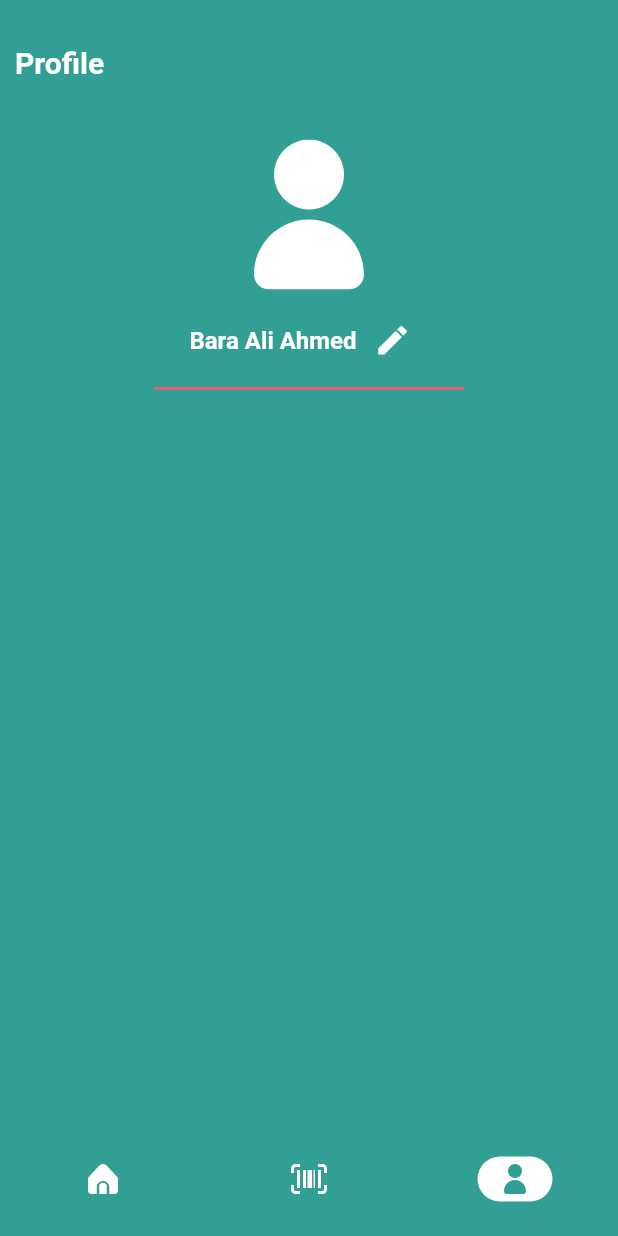
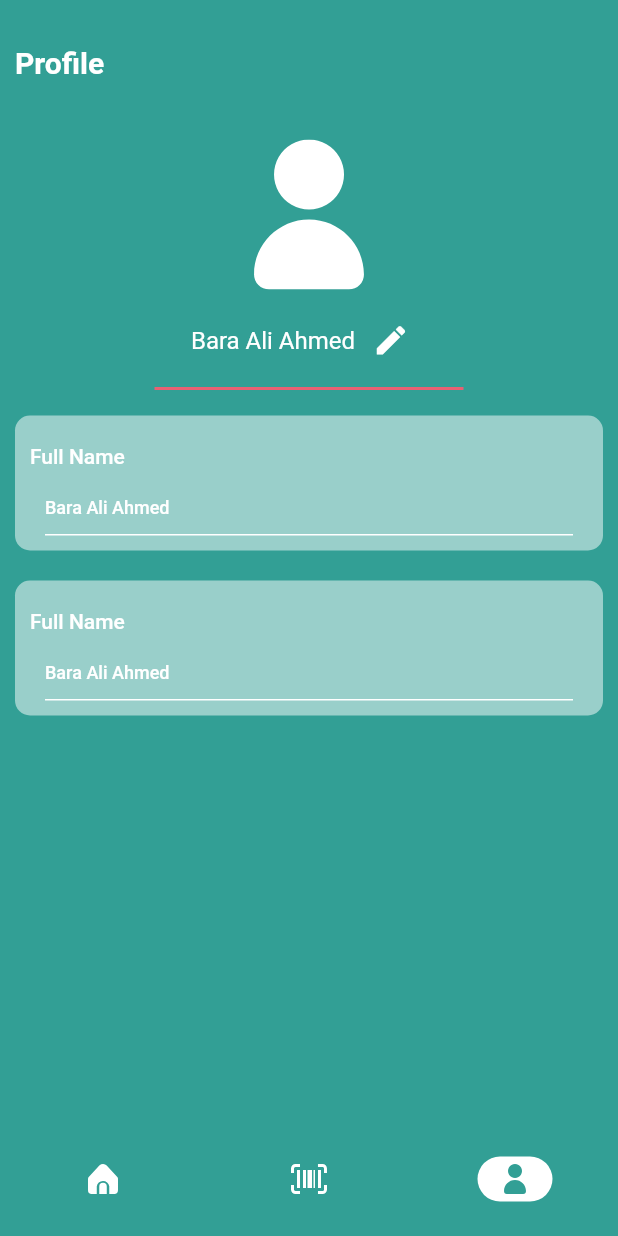
Before and after one commit to EssaCoder/aoun_app, a Flutter app: the MainScreen screen opened directly, swiped to page 3, on a phone screen of 412 x 824 dp. Run offline on Flutter 3.47's test engine with Material 2 defaults, Android fonts, the phone set to English and light mode, and no system bars; our stand-ins replace carousel_slider, easy_localization, flutter_svg, get_it, shared_preferences; accounts and stored records are empty; Roboto replaces fonts that are missing (app_font_reg).

Commit message:
MainScreen done with nav

```diff
--- a/lib/main.dart
+++ b/lib/main.dart
@@ -44,7 +44,7 @@ class MyApp extends StatelessWidget {
         theme: ThemeApp.light,
         // home: const TestScreen(),
         // home:  const AuthScreen(),
-        home: const MainScreen(),
+        home: const AuthScreen(),
       ),
     );
   }
--- a/lib/style/theme_app.dart
+++ b/lib/style/theme_app.dart
@@ -63,11 +63,11 @@ class ThemeApp {
               fontSize: 20,
               color: Color(0xFFFFFFFF)),
           headline3: TextStyle(
-              fontWeight: FontWeight.bold,
               fontSize: 16,
               color: Color(0xFFFFFFFF)),
           headline4: TextStyle(fontSize: 14, color: Color(0xFF000000)),
-          headline5: TextStyle(fontSize: 14, color: Color(0xFF408B6A)),
+          headline5: TextStyle(
+              fontWeight: FontWeight.bold,fontSize: 14, color: Color(0xFF408B6A)),
           bodyText1: TextStyle(
               fontWeight: FontWeight.w400,
               fontSize: 16,
--- a/lib/views/auth/sign_in_screen.dart
+++ b/lib/views/auth/sign_in_screen.dart
@@ -110,7 +110,7 @@ class _SignInScreenState extends State<SignInScreen> {
                               (Route<dynamic> route) => false);
                         },
                         child: Text("Sign up?",
-                            style: Theme.of(context).textTheme.headline3),
+                            style: Theme.of(context).textTheme.headline5),
                       )
                     ],
                   ),
--- a/lib/views/auth/sign_up_screen.dart
+++ b/lib/views/auth/sign_up_screen.dart
@@ -208,7 +208,7 @@ class _SignUpScreenState extends State<SignUpScreen> {
                                     (Route<dynamic> route) => false);
                           },
                           child: Text("Sign in?",
-                              style: Theme.of(context).textTheme.headline3),
+                              style: Theme.of(context).textTheme.headline5),
                         )
                       ],
                     ),
--- a/lib/views/home/main_screen.dart
+++ b/lib/views/home/main_screen.dart
@@ -14,83 +14,70 @@ class MainScreen extends StatefulWidget {
 }
 
 class _MainScreenState extends State<MainScreen> {
-  int menuSelected=2;
+  int menuSelected = 0;
+  PageController? controller;
+  @override
+  void initState() {
+    controller = PageController();
+    super.initState();
+  }
+
+  @override
+  void dispose() {
+    controller?.dispose();
+    super.dispose();
+  }
+
   @override
   Widget build(BuildContext context) {
     return SafeArea(
         child: Scaffold(
             body: PageView(
-              children: [
-                HomePage(),
-                SizedBox(),
-                ProfilePage()
-              ],
+              controller: controller,
+              onPageChanged: (value) => setState(() {
+                menuSelected = value;
+
+              }),
+              children:  [HomePage(controller: controller),const SizedBox(),const ProfilePage()],
             ),
             extendBodyBehindAppBar: true,
             bottomNavigationBar: BottomNavigationBar(
               elevation: 0.0,
               backgroundColor: Theme.of(context).primaryColor,
-              onTap: (index) =>setState(() {
-        menuSelected=index;
-        }),
+              onTap: (index) => controller?.animateToPage(index, duration: const Duration(milliseconds: 20), curve: Curves.decelerate),
               items: [
-                _buildBottomNavigation(AssetsVariable.home,menuSelected==0),
-                _buildBottomNavigation(AssetsVariable.barcodeRead,menuSelected==1),
-                _buildBottomNavigation(AssetsVariable.user,menuSelected==2),
+                _buildBottomNavigation(AssetsVariable.home, menuSelected == 0),
+                _buildBottomNavigation(
+                    AssetsVariable.barcodeRead, menuSelected == 1),
+                _buildBottomNavigation(AssetsVariable.user, menuSelected == 2),
               ],
             )));
   }
 
-  BottomNavigationBarItem _buildBottomNavigation(String icon,isSelected) {
+  BottomNavigationBarItem _buildBottomNavigation(String icon, isSelected) {
     return BottomNavigationBarItem(
       icon: Builder(
           builder: (context) => Container(
                 width: 50,
                 height: 30,
                 padding: const EdgeInsets.all(5),
-                      decoration: !isSelected?null:BoxDecoration(
+                decoration: !isSelected
+                    ? null
+                    : BoxDecoration(
                         color: Theme.of(context).colorScheme.onPrimary,
                         borderRadius: BorderRadius.circular(20),
                       ),
                 child: SvgPicture.asset(
                   icon,
-                        color: isSelected?Theme.of(context).primaryColor:Theme.of(context).colorScheme.onPrimary,
+                  color: isSelected
+                      ? Theme.of(context).primaryColor
+                      : Theme.of(context).colorScheme.onPrimary,
                   width: 20,
                   height: 20,
                   fit: BoxFit.contain,
                 ),
-                    )
-                ),
+              )),
       label: '',
     );
   }
-
-  Widget _buildButtonWidget(
-      {required String image, required String text, VoidCallback? onPressed}) {
-    return Builder(builder: (context) {
-      return Padding(
-        padding: const EdgeInsets.all(SharedValues.padding),
-        child: ButtonWidget(
-            onPressed: onPressed,
-            child: Padding(
-              padding: const EdgeInsets.all(SharedValues.padding),
-              child: Column(
-                children: [
-                  Expanded(
-                      flex: 2,
-                      child: SvgPicture.asset(
-                          height: 100,
-                          width: 100,
-                          fit: BoxFit.scaleDown,
-                          image)),
-                  Expanded(
-                    child:
-                        Text(text, style: Theme.of(context).textTheme.button),
-                  ),
-                ],
-              ),
-            )),
-      );
-    });
 }
-}
--- a/lib/views/home/profile_page.dart
+++ b/lib/views/home/profile_page.dart
@@ -44,9 +44,7 @@ class _ProfilePageState extends State<ProfilePage> {
                 "Bara Ali Ahmed",
                 style: Theme.of(context).textTheme.headline3,
               ),
-              IconButton(onPressed: () {
-
-              }, icon: Icon(Icons.edit))
+              IconButton(onPressed: () {}, icon: const Icon(Icons.edit))
             ],
           ),
         ),
@@ -57,6 +55,49 @@ class _ProfilePageState extends State<ProfilePage> {
               color: Theme.of(context).colorScheme.error,
               indent: MediaQuery.of(context).size.width * 0.25,
               endIndent: MediaQuery.of(context).size.width * 0.25),
+        ),
+        for (var i = 0; i < 2; ++i)
+        Container(
+          height: 90,
+          padding: const EdgeInsets.all(SharedValues.padding),
+          margin: const EdgeInsets.all(SharedValues.padding),
+          decoration: BoxDecoration(
+              color: Theme.of(context).colorScheme.onPrimary.withOpacity(0.5),
+              borderRadius: BorderRadius.circular(SharedValues.borderRadius)),
+          child:
+              Column(crossAxisAlignment: CrossAxisAlignment.start, children: [
+            Expanded(
+              child: Align(
+                alignment: AlignmentDirectional.centerStart,
+                child: Text(
+                  "Full Name",
+                  style: Theme.of(context).textTheme.button,
+                ),
+              ),
+            ),
+            Expanded(
+              child: Align(
+                alignment: AlignmentDirectional.centerStart,
+                child: Padding(
+                  padding: const EdgeInsets.all(SharedValues.padding),
+                  child: Text(
+                    "Bara Ali Ahmed",
+                    style: Theme.of(context)
+                        .textTheme
+                        .button
+                        ?.copyWith(fontSize: 12),
+                  ),
+                ),
+              ),
+            ),
+            Container(
+              height: 1,
+              width: double.infinity,
+              margin:
+                  const EdgeInsets.symmetric(horizontal: SharedValues.padding),
+              color: Theme.of(context).colorScheme.onPrimary,
+            )
+          ]),
         )
       ],
     );
```
Also changed, not shown: lib/views/home/home_page.dart (+39 -9 lines). Lines whose indentation alone changed are shown as unchanged.
